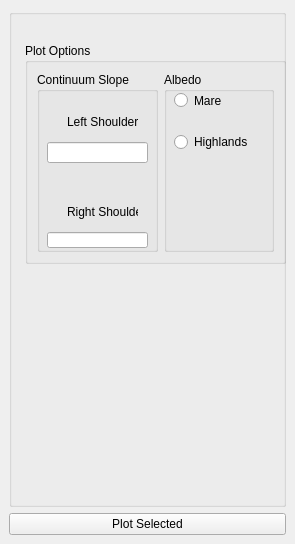
lesliemayer/spectralProfiler, file spectralprofiler_dockwidget_base.ui: the form before one commit.
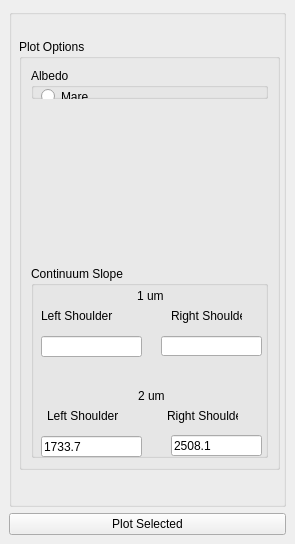
The form after the commit.

Commit message: Adding left/right shoulder, for 2 um, plus lineEdit functions for them.   Adding 2um plot. Adding text edit buttons for 2um plot.

```diff
--- a/spectralprofiler_dockwidget_base.ui
+++ b/spectralprofiler_dockwidget_base.ui
@@ -80,17 +80,17 @@
             <widget class="QGroupBox" name="groupBox_10">
              <property name="geometry">
               <rect>
-               <x>16</x>
-               <y>34</y>
+               <x>10</x>
+               <y>30</y>
                <width>261</width>
-               <height>221</height>
+               <height>431</height>
               </rect>
              </property>
              <property name="title">
               <string>Plot Options</string>
              </property>
              <layout class="QGridLayout" name="gridLayout_11">
-              <item row="1" column="1">
+              <item row="1" column="1" alignment="Qt::AlignTop">
                <widget class="QGroupBox" name="groupBox">
                 <property name="title">
                  <string>Albedo</string>
@@ -126,7 +126,7 @@
                 </widget>
                </widget>
               </item>
-              <item row="1" column="0">
+              <item row="2" column="1">
                <widget class="QGroupBox" name="groupBox_3">
                 <property name="title">
                  <string>Continuum Slope</string>
@@ -134,10 +134,10 @@
                 <widget class="QLineEdit" name="lineEdit_2">
                  <property name="geometry">
                   <rect>
-                   <x>10</x>
-                   <y>160</y>
+                   <x>130</x>
+                   <y>70</y>
                    <width>101</width>
-                   <height>16</height>
+                   <height>20</height>
                   </rect>
                  </property>
                 </widget>
@@ -154,9 +154,9 @@
                 <widget class="QLabel" name="label">
                  <property name="geometry">
                   <rect>
-                   <x>30</x>
+                   <x>10</x>
                    <y>40</y>
-                   <width>71</width>
+                   <width>101</width>
                    <height>20</height>
                   </rect>
                  </property>
@@ -167,8 +167,8 @@
                 <widget class="QLabel" name="label_2">
                  <property name="geometry">
                   <rect>
-                   <x>30</x>
-                   <y>130</y>
+                   <x>140</x>
+                   <y>40</y>
                    <width>71</width>
                    <height>20</height>
                   </rect>
@@ -177,6 +177,84 @@
                   <string>Right Shoulder</string>
                  </property>
                 </widget>
+                <widget class="QLabel" name="label_3">
+                 <property name="geometry">
+                  <rect>
+                   <x>106</x>
+                   <y>20</y>
+                   <width>31</width>
+                   <height>20</height>
+                  </rect>
+                 </property>
+                 <property name="text">
+                  <string>1 um</string>
+                 </property>
+                </widget>
+                <widget class="QLineEdit" name="lineEdit_4">
+                 <property name="geometry">
+                  <rect>
+                   <x>10</x>
+                   <y>170</y>
+                   <width>101</width>
+                   <height>21</height>
+                  </rect>
+                 </property>
+                 <property name="text">
+                  <string>1733.7</string>
+                 </property>
+                </widget>
+                <widget class="QLabel" name="label_4">
+                 <property name="geometry">
+                  <rect>
+                   <x>107</x>
+                   <y>120</y>
+                   <width>31</width>
+                   <height>20</height>
+                  </rect>
+                 </property>
+                 <property name="text">
+                  <string>2 um</string>
+                 </property>
+                </widget>
+                <widget class="QLabel" name="label_5">
+                 <property name="geometry">
+                  <rect>
+                   <x>16</x>
+                   <y>140</y>
+                   <width>71</width>
+                   <height>20</height>
+                  </rect>
+                 </property>
+                 <property name="text">
+                  <string>Left Shoulder</string>
+                 </property>
+                </widget>
+                <widget class="QLabel" name="label_6">
+                 <property name="geometry">
+                  <rect>
+                   <x>136</x>
+                   <y>140</y>
+                   <width>71</width>
+                   <height>20</height>
+                  </rect>
+                 </property>
+                 <property name="text">
+                  <string>Right Shoulder</string>
+                 </property>
+                </widget>
+                <widget class="QLineEdit" name="lineEdit_3">
+                 <property name="geometry">
+                  <rect>
+                   <x>140</x>
+                   <y>169</y>
+                   <width>91</width>
+                   <height>21</height>
+                  </rect>
+                 </property>
+                 <property name="text">
+                  <string>2508.1</string>
+                 </property>
+                </widget>
                </widget>
               </item>
              </layout>
```
Left out of the diff: 5 changed lines with no effect on the pictures. The commit also changes 3 other files.
